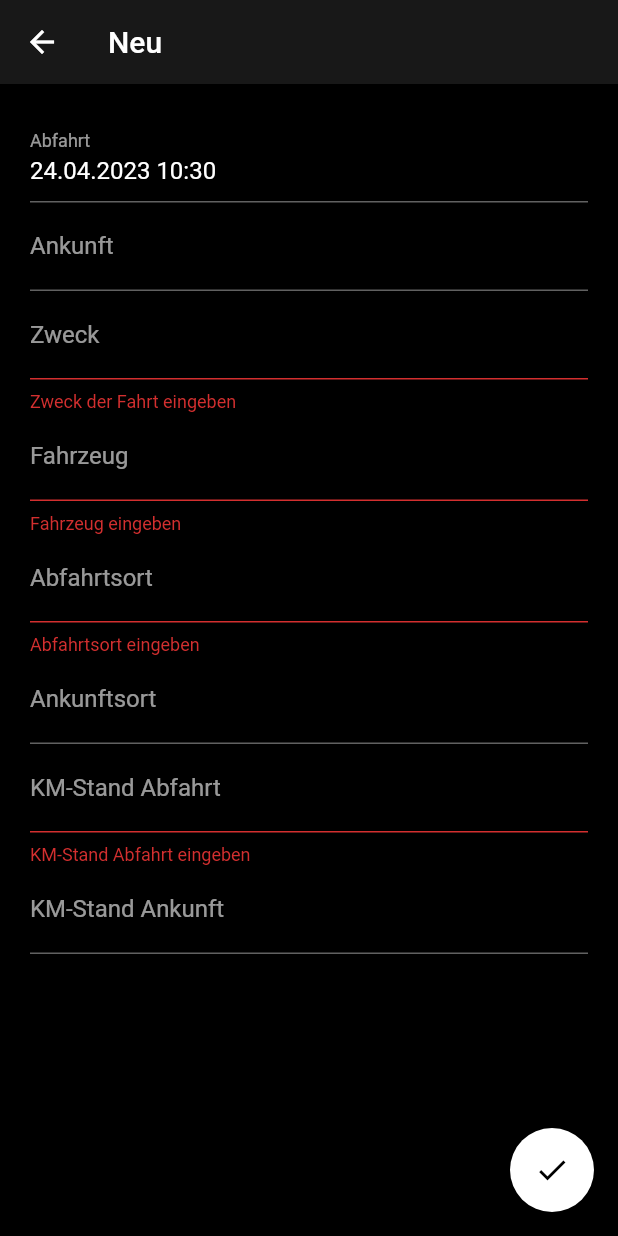
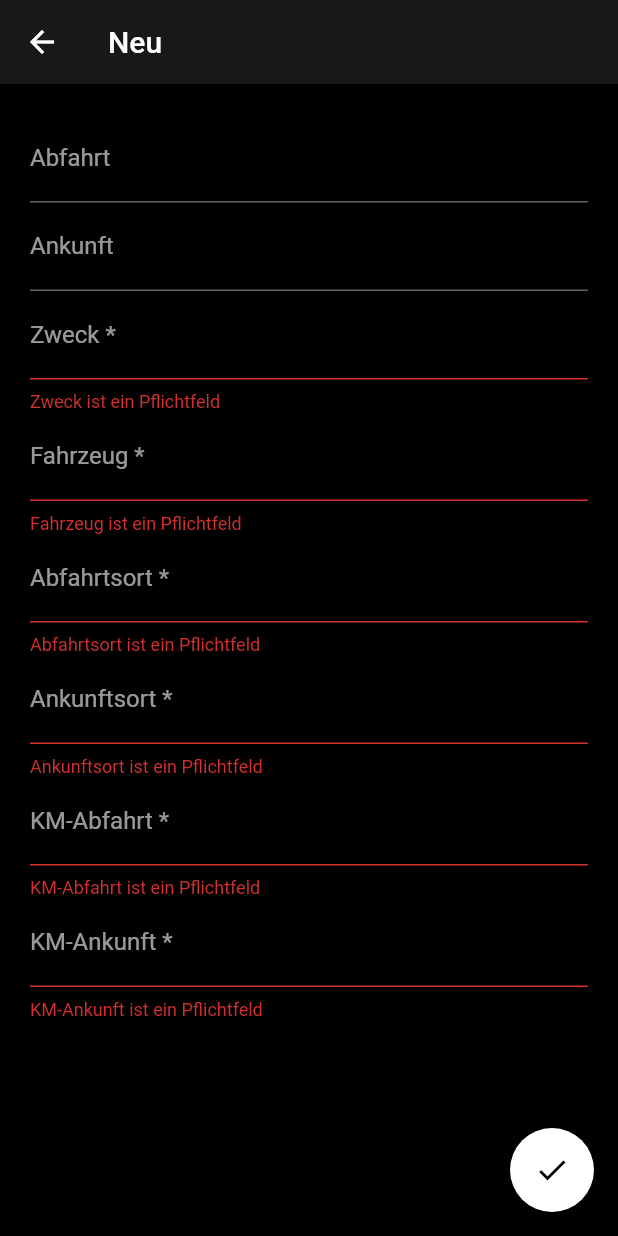
Before and after one commit to Hido1994/fahrtenbuch, a Flutter app: the FormScreen screen opened directly, after a tap on the "check" icon, on a phone screen of 412 x 824 dp. Run offline on Flutter 3.47's test engine with Material 2 defaults, Android fonts, the phone set to English and light mode, and no system bars; our stand-ins replace file_picker, flutter_datetime_picker, share_plus, shared_preferences, sqflite; missing offline and left inert: excel; accounts and stored records are empty; generated files the repository leaves out were written again.

Commit message:
automcomplete and custom form fields, excel export first steps, global state management

```diff
--- a/lib/persistence/datasource/sqlite_data_source.dart
+++ b/lib/persistence/datasource/sqlite_data_source.dart
@@ -78,7 +78,7 @@ class SqliteDataSource extends DataSource {
   Future<List<dynamic>> getDistinctValues(String table, String column) async {
     Database db = await database;
     List<Map<String, dynamic>> result =
-        await db.query(table, columns: [column], distinct: true, orderBy: 'startDate DESC');
+        await db.query(table, columns: [column], distinct: true, orderBy: 'startDate DESC', where: '$column is not null');
     return result.map((e) => e[column]).toList();
   }
 
--- a/lib/persistence/model/trip.dart
+++ b/lib/persistence/model/trip.dart
@@ -9,22 +9,22 @@ class Trip {
   DateTime? startDate;
   @JsonKey(fromJson: millisecondsToDateTime, toJson: datetimeToMilliseconds)
   DateTime? endDate;
-  String startLocation;
+  String? startLocation;
   String? endLocation;
-  String reason;
-  String vehicle;
+  String? reason;
+  String? vehicle;
   int? startMileage;
   int? endMileage;
   int? parent;
 
   Trip({
     this.id,
-    required this.startDate,
+    this.startDate,
     this.endDate,
-    required this.startLocation,
+    this.startLocation,
     this.endLocation,
-    required this.reason,
-    required this.vehicle,
+    this.reason,
+    this.vehicle,
     this.startMileage,
     this.endMileage,
     this.parent,
--- a/lib/persistence/repository/trip_repository.dart
+++ b/lib/persistence/repository/trip_repository.dart
@@ -24,21 +24,21 @@ class TripRepository extends AbstractRepository<Trip, int> {
 
   @override
   Future<Trip> save(Trip entry) async {
-    if(entry.id == null) {
+    if (entry.id == null) {
       entry.id = await _dataSource.save(_table, entry.toJson());
     } else {
       await _dataSource.update(_table, entry.toJson());
     }
-      return entry;
+    return entry;
   }
 
   @override
-  Future<Trip> getById(int id) async{
+  Future<Trip> getById(int id) async {
     return Trip.fromJson(await _dataSource.getById(_table, id));
   }
 
   @override
-  Future<List> getDistinctValues(String column) async{
+  Future<List<dynamic>> getDistinctValues(String column) async {
     return await _dataSource.getDistinctValues(_table, column);
   }
 }
--- a/lib/service/preference_service.dart
+++ b/lib/service/preference_service.dart
@@ -8,7 +8,6 @@ class PreferenceService {
 
   PreferenceService._privateConstructor();
 
-  @override
   Future<String> getDatabasePath() async {
     final prefs = await SharedPreferences.getInstance();
     if (prefs.containsKey('db_path')) {
@@ -18,7 +17,6 @@ class PreferenceService {
     }
   }
 
-  @override
   Future<void> saveDatabasePath(String value) async {
     final prefs = await SharedPreferences.getInstance();
     prefs.setString('db_path', value);
--- a/lib/service/trip_service.dart
+++ b/lib/service/trip_service.dart
@@ -24,12 +24,16 @@ class TripService {
     return await _tripRepository.getById(id);
   }
 
-  Future<List> getReasons() async {
-    return await _tripRepository.getDistinctValues('reason');
+  Future<List<String>> getReasons() async {
+    return (await _tripRepository.getDistinctValues('reason'))
+        .map((e) => e as String)
+        .toList();
   }
 
-  Future<List<dynamic>> getVehicles() async {
-    return await _tripRepository.getDistinctValues('vehicle');
+  Future<List<String>> getVehicles() async {
+    return (await _tripRepository.getDistinctValues('vehicle'))
+        .map((e) => e as String)
+        .toList();
   }
 
   Future<DateTime?> getLastEndDate() async {
@@ -47,9 +51,12 @@ class TripService {
     return result.isNotEmpty ? result.first : null;
   }
 
-  Future<List> getLocations() async {
-    List startLocations = await _tripRepository.getDistinctValues('startLocation');
+  Future<List<String>> getLocations() async {
+    List startLocations =
+        await _tripRepository.getDistinctValues('startLocation');
     List endLocations = await _tripRepository.getDistinctValues('endLocation');
-    return {...startLocations, ...endLocations}.toList();
+    return {...startLocations, ...endLocations}
+        .map((e) => e as String)
+        .toList();
   }
 }
--- a/lib/state/trip_state.dart
+++ b/lib/state/trip_provider_state.dart
@@ -2,15 +2,10 @@ import 'package:fahrtenbuch/persistence/model/trip.dart';
 import 'package:fahrtenbuch/service/trip_service.dart';
 import 'package:flutter/material.dart';
 
-class TripState extends ChangeNotifier {
+class TripProviderState extends ChangeNotifier {
   TripService tripService = TripService.instance;
 
   List<Trip> trips = [];
-
-  void add(Trip trip) {
-    trips.add(trip);
-    notifyListeners();
-  }
 
   void refresh() {
     tripService.getAll().then((value) {
--- a/lib/view/screen/form_screen.dart
+++ b/lib/view/screen/form_screen.dart
@@ -1,11 +1,11 @@
 import 'package:fahrtenbuch/persistence/model/trip.dart';
 import 'package:fahrtenbuch/service/trip_service.dart';
+import 'package:fahrtenbuch/view/widget/autocomplete_text_form_field.dart';
+import 'package:fahrtenbuch/view/widget/datetime_picker_text_form_field.dart';
 import 'package:flutter/material.dart';
-import 'package:flutter_datetime_picker/flutter_datetime_picker.dart';
-import 'package:intl/intl.dart';
 import 'package:provider/provider.dart';
 
-import '../../state/trip_state.dart';
+import '../../state/trip_provider_state.dart';
 
 class FormScreen extends StatefulWidget {
   final int? entryId;
@@ -17,81 +17,53 @@ class FormScreen extends StatefulWidget {
 }
 
 class _FormScreenState extends State<FormScreen> {
-  static final DateFormat dateTimeFormat = DateFormat('dd.MM.yyyy HH:mm');
-
   final _formKey = GlobalKey<FormState>();
   TripService tripService = TripService.instance;
 
-  List vehicles = [];
-  List reasons = [];
+  Trip trip = Trip();
 
-  DateTime _selectedStartDate = DateTime.now();
-  DateTime _selectedEndDate = DateTime.now();
-  final TextEditingController _startDateController = TextEditingController();
-  final TextEditingController _endDateController = TextEditingController();
-  final TextEditingController _reasonController = TextEditingController();
-  final TextEditingController _vehicleController = TextEditingController();
-  final TextEditingController _startLocationController =
-      TextEditingController();
-  final TextEditingController _endLocationController = TextEditingController();
-  final TextEditingController _startMileageController = TextEditingController();
-  final TextEditingController _endMileageController = TextEditingController();
+  List<String> vehicles = [];
+  List<String> reasons = [];
+  List<String> locations = [];
 
   Future<void> _initTrip() async {
-    vehicles = await tripService.getVehicles();
-    reasons = await tripService.getReasons();
+    List<String> vehicles = await tripService.getVehicles();
+    List<String> reasons = await tripService.getReasons();
+    List<String> locations = await tripService.getLocations();
+
+    Trip trip = Trip();
 
     if (widget.entryId == null) {
       DateTime now = DateTime.now();
-      now.subtract(Duration(minutes: now.minute, seconds: now.second));
-      _selectedStartDate = now;
-      _selectedEndDate = now;
+      now = now.subtract(Duration(minutes: now.minute, seconds: now.second));
+      trip.startDate = now;
 
-      _startDateController.text = dateTimeFormat.format(_selectedStartDate);
       if (reasons.isNotEmpty) {
-        _reasonController.text = reasons[0];
+        trip.reason = reasons[0];
       }
       if (vehicles.isNotEmpty) {
-        _vehicleController.text = vehicles[0];
+        trip.vehicle = vehicles[0];
       }
 
-      int? lastEndMileage = await tripService.getLastEndMileage();
-      if (lastEndMileage != null) {
-        _startMileageController.text =
-            '${(await tripService.getLastEndMileage())}';
-      }
+      trip.startMileage = await tripService.getLastEndMileage();
+      trip.startLocation = await tripService.getLastEndLocation();
+    } else {
+      trip = await tripService.getById(widget.entryId!);
+    }
 
-      String? lastEndLocation = await tripService.getLastEndLocation();
-      if (lastEndLocation != null) {
-        _startLocationController.text = lastEndLocation;
-      }
-    } else {
-      tripService.getById(widget.entryId!).then((value) {
-        _startDateController.text = dateTimeFormat.format(value.startDate!);
-        if (value.endDate != null) {
-          _endDateController.text = dateTimeFormat.format(value.endDate!);
-        }
-        _reasonController.text = value.reason;
-        _startLocationController.text = value.startLocation;
-        if (value.endLocation != null) {
-          _endLocationController.text = value.endLocation!;
-        }
-        _vehicleController.text = value.vehicle;
-        if (value.startMileage != null) {
-          _startMileageController.text = '${value.startMileage!}';
-        }
-        if (value.endMileage != null) {
-          _endMileageController.text = '${value.endMileage!}';
-        }
-      });
-    }
+    setState(() {
+      this.trip = trip;
+      this.vehicles = vehicles;
+      this.reasons = reasons;
+      this.locations = locations;
+    });
   }
 
   @override
   void initState() {
     super.initState();
 
-    _initTrip().whenComplete(() => setState(() {}));
+    _initTrip();
   }
 
   @override
@@ -107,91 +79,60 @@ class _FormScreenState extends State<FormScreen> {
           child: SingleChildScrollView(
             child: Column(
               children: <Widget>[
-                TextFormField(
-                  decoration: const InputDecoration(label: Text("Abfahrt")),
-                  readOnly: true,
-                  controller: _startDateController,
-                  onTap: () {
-                    DatePicker.showDateTimePicker(context,
-                        showTitleActions: true, onConfirm: (date) {
-                      _selectedStartDate = date;
-                      _startDateController.text = dateTimeFormat.format(date);
-                    }, currentTime: _selectedStartDate, locale: LocaleType.de);
-                  },
-                  validator: (value) {
-                    if (value == null ||
-                        value.isEmpty ||
-                        _selectedEndDate.isBefore(_selectedStartDate)) {
-                      return 'Abfahrtszeit eingeben';
-                    }
-                    return null;
-                  },
-                ),
-                TextFormField(
-                  decoration: const InputDecoration(label: Text("Ankunft")),
-                  readOnly: true,
-                  controller: _endDateController,
-                  onTap: () {
-                    DatePicker.showDateTimePicker(context,
-                        showTitleActions: true, onConfirm: (date) {
-                      _selectedEndDate = date;
-                      _endDateController.text = dateTimeFormat.format(date);
-                    },
-                        minTime: _selectedStartDate,
-                        currentTime: _selectedEndDate,
-                        locale: LocaleType.de);
-                  },
-                ),
-                TextFormField(
-                  controller: _reasonController,
-                  decoration: const InputDecoration(label: Text("Zweck")),
-                  validator: (value) {
-                    if (value == null || value.isEmpty) {
-                      return 'Zweck der Fahrt eingeben';
-                    }
-                    return null;
-                  },
-                ),
-                TextFormField(
-                  controller: _vehicleController,
-                  decoration: const InputDecoration(label: Text("Fahrzeug")),
-                  validator: (value) {
-                    if (value == null || value.isEmpty) {
-                      return 'Fahrzeug eingeben';
-                    }
-                    return null;
-                  },
-                ),
-                TextFormField(
-                  controller: _startLocationController,
-                  decoration: const InputDecoration(label: Text("Abfahrtsort")),
-                  validator: (value) {
-                    if (value == null || value.isEmpty) {
-                      return 'Abfahrtsort eingeben';
-                    }
-                    return null;
-                  },
-                ),
-                TextFormField(
-                    controller: _endLocationController,
-                    decoration:
-                        const InputDecoration(label: Text("Ankunftsort"))),
-                TextFormField(
-                  controller: _startMileageController,
-                  decoration:
-                      const InputDecoration(label: Text("KM-Stand Abfahrt")),
-                  validator: (value) {
-                    if (value == null || value.isEmpty) {
-                      return 'KM-Stand Abfahrt eingeben';
-                    }
-                    return null;
-                  },
-                ),
-                TextFormField(
-                  controller: _endMileageController,
-                  decoration:
-                      const InputDecoration(label: Text("KM-Stand Ankunft")),
-                ),
+                DateTimePickerTextFormField(
+                    title: 'Abfahrt',
+                    initialValue: trip.startDate,
+                    onChanged: (date) {
+                      trip.startDate = date;
+                    }),
+                DateTimePickerTextFormField(
+                    title: 'Ankunft',
+                    initialValue: trip.endDate,
+                    onChanged: (date) {
+                      trip.endDate = date;
+                    }),
+                AutocompleteTextFormField(
+                    title: 'Zweck',
+                    options: vehicles,
+                    required: true,
+                    onChanged: (value) {
+                      trip.reason = value;
+                    }),
+                AutocompleteTextFormField(
+                    title: 'Fahrzeug',
+                    options: vehicles,
+                    required: true,
+                    onChanged: (value) {
+                      trip.vehicle = value;
+                    }),
+                AutocompleteTextFormField(
+                    title: 'Abfahrtsort',
+                    options: locations,
+                    required: true,
+                    onChanged: (value) {
+                      trip.startLocation = value;
+                    }),
+                AutocompleteTextFormField(
+                    title: 'Ankunftsort',
+                    options: locations,
+                    required: true,
+                    onChanged: (value) {
+                      trip.startLocation = value;
+                    }),
+                AutocompleteTextFormField(
+                    title: 'KM-Abfahrt',
+                    options: const [],
+                    required: true,
+                    onChanged: (value) {
+                      trip.startMileage = int.tryParse(value);
+                    }),
+                AutocompleteTextFormField(
+                    title: 'KM-Ankunft',
+                    options: const [],
+                    required: true,
+                    onChanged: (value) {
+                      trip.endMileage = int.tryParse(value);
+                    }),
               ],
             ),
           ),
@@ -200,21 +141,14 @@ class _FormScreenState extends State<FormScreen> {
       floatingActionButton: FloatingActionButton(
         onPressed: () {
           if (_formKey.currentState!.validate()) {
-            tripService
-                .save(Trip(
-              id: widget.entryId,
-              startDate: _selectedStartDate,
-              endDate: _selectedEndDate,
-              reason: _reasonController.text,
-              vehicle: _vehicleController.text,
-              startLocation: _startLocationController.text,
-              endLocation: _endLocationController.text,
-              startMileage: int.tryParse(_startMileageController.text),
-              endMileage: int.tryParse(_endMileageController.text),
-            ))
-                .then((value) {
-              Provider.of<TripState>(context, listen: false).add(value);
-              Navigator.pop(context, value);
+            tripService.save(trip).then((value) {
+              Provider.of<TripProviderState>(context, listen: false).refresh();
+
+              ScaffoldMessenger.of(context).showSnackBar(const SnackBar(
+                content: Text('Fahrt aktualisiert!'),
+                behavior: SnackBarBehavior.floating,
+              ));
+              Navigator.pop(context);
             });
           }
         },
--- a/lib/view/screen/report_screen.dart
+++ b/lib/view/screen/report_screen.dart
@@ -16,7 +16,7 @@ class ReportScreen extends StatefulWidget {
 }
 
 class _ReportScreen extends State<ReportScreen> {
-  TripService sqliteService = TripService.instance;
+  TripService tripService = TripService.instance;
 
   @override
   void initState() {
@@ -31,7 +31,7 @@ class _ReportScreen extends State<ReportScreen> {
       floatingActionButton: FloatingActionButton(
         onPressed: () async {
           Excel excel = Excel.createExcel();
-          Sheet sheet = excel['Sheet1'];
+          Sheet sheet = excel['protokoll'];
           sheet.appendRow(['test', 'test']);
           Share.shareXFiles([XFile.fromData(Uint8List.fromList(excel.encode()!))]);
         },
--- /dev/null
+++ b/lib/view/widget/autocomplete_text_form_field.dart
@@ -0,0 +1,64 @@
+import 'package:flutter/material.dart';
+
+class AutocompleteTextFormField extends StatefulWidget {
+  final String title;
+  final List<String> options;
+  final ValueSetter<String> onChanged;
+  final bool required;
+
+  const AutocompleteTextFormField({
+    Key? key,
+    required this.title,
+    required this.options,
+    required this.onChanged,
+    this.required = false,
+  }) : super(key: key);
+
+  @override
+  State<AutocompleteTextFormField> createState() =>
+      _AutocompleteTextFormFieldState();
+}
+
+class _AutocompleteTextFormFieldState extends State<AutocompleteTextFormField> {
+  @override
+  Widget build(BuildContext context) {
+    return Autocomplete(
+      optionsBuilder: (TextEditingValue textEditingValue) {
+        if (textEditingValue.text == '') {
+          return widget.options;
+        } else {
+          List<String> matches = <String>[];
+          matches.addAll(widget.options);
+
+          matches.retainWhere((s) {
+            return s
+                .toLowerCase()
+                .contains(textEditingValue.text.toLowerCase());
+          });
+          return matches;
+        }
+      },
+      fieldViewBuilder: (BuildContext context,
+          TextEditingController fieldTextEditingController,
+          FocusNode fieldFocusNode,
+          VoidCallback onFieldSubmitted) {
+        return TextFormField(
+          controller: fieldTextEditingController,
+          focusNode: fieldFocusNode,
+          onChanged: widget.onChanged,
+          decoration: InputDecoration(
+              label: Text('${widget.title}${widget.required ? ' *' : ''}')),
+          validator: (value) {
+            if (widget.required && (value == null || value.isEmpty)) {
+              return '${widget.title} ist ein Pflichtfeld';
+            }
+            return null;
+          },
+        );
+      },
+      onSelected: (String selection) {
+        //noop
+      },
+    );
+  }
+}
--- /dev/null
+++ b/lib/view/widget/datetime_picker_text_form_field.dart
@@ -0,0 +1,59 @@
+import 'package:flutter/material.dart';
+import 'package:flutter_datetime_picker/flutter_datetime_picker.dart';
+import 'package:intl/intl.dart';
+
+class DateTimePickerTextFormField extends StatefulWidget {
+  final DateTime? initialValue;
+  final String title;
+  final ValueSetter<DateTime> onChanged;
+  final bool required;
+
+  const DateTimePickerTextFormField({
+    Key? key,
+    required this.title,
+    required this.onChanged,
+    this.required = false,
+    this.initialValue,
+  }) : super(key: key);
+
+  @override
+  State<DateTimePickerTextFormField> createState() =>
+      _DateTimePickerTextFormFieldState();
+}
+
+class _DateTimePickerTextFormFieldState
+    extends State<DateTimePickerTextFormField> {
+  static final DateFormat dateTimeFormat = DateFormat('dd.MM.yyyy HH:mm');
+
+  final TextEditingController _dateController = TextEditingController();
+
+  @override
+  void initState() {
+    super.initState();
+    if (widget.initialValue != null) {
+      _dateController.text = dateTimeFormat.format(widget.initialValue!);
+    }
+  }
+
+  @override
+  Widget build(BuildContext context) {
+    return TextFormField(
+      decoration: InputDecoration(label: Text(widget.title)),
+      readOnly: true,
+      controller: _dateController,
+      onTap: () {
+        DatePicker.showDateTimePicker(context, showTitleActions: true,
+            onConfirm: (date) {
+          widget.onChanged(date);
+          _dateController.text = dateTimeFormat.format(date);
+        }, currentTime: widget.initialValue, locale: LocaleType.de);
+      },
+      validator: (value) {
+        if (widget.required && (value == null || value.isEmpty)) {
+          return '${widget.title} ist ein Pflichtfeld';
+        }
+        return null;
+      },
+    );
+  }
+}
```
Also changed, not shown: lib/main.dart (+12 -7 lines), lib/view/screen/trips_screen.dart (+4 -7 lines), lib/view/widget/trip_list_item.dart (+5 -2 lines).
